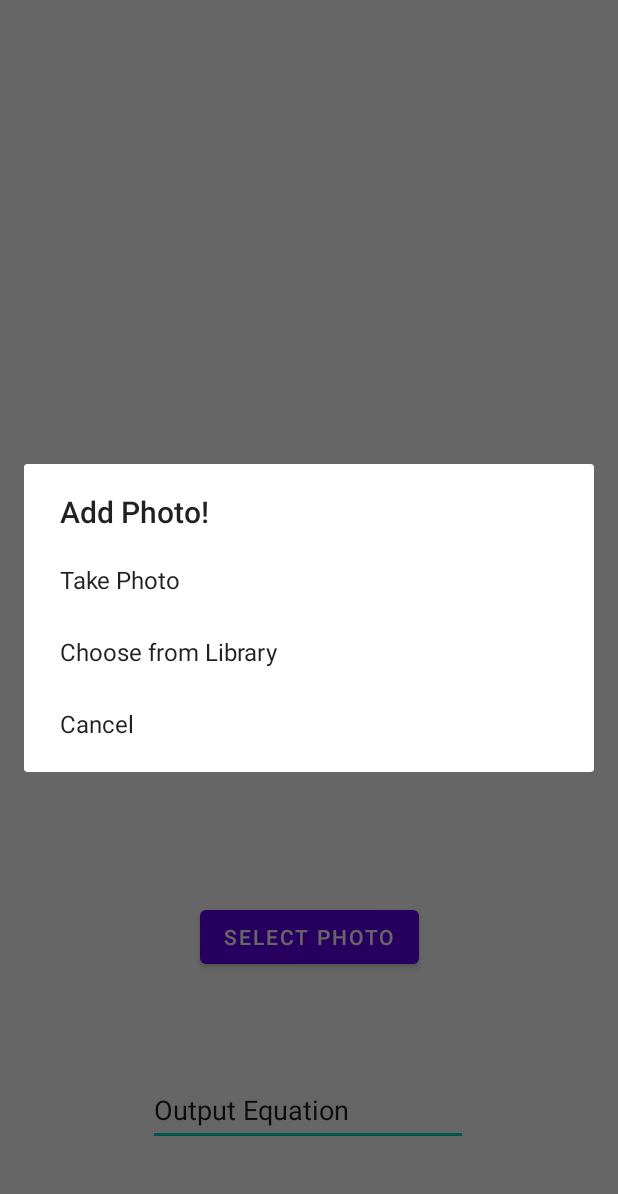
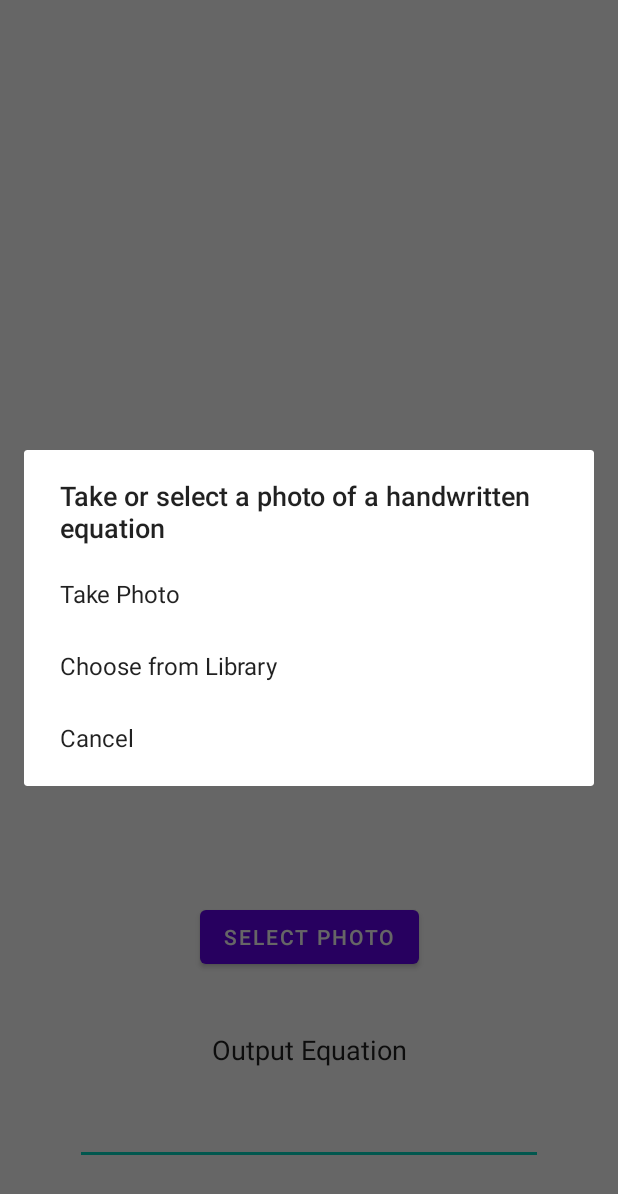
Before and after one commit to kalizurawski/EquationTranslator, an Android app: the screen it shows after launch (MainActivity), after a tap on "SELECT PHOTO", on a phone screen of 412 x 824 dp. Shown: the top 1194 px of the screen. Run offline under Robolectric (Android 15) with nearby library versions, the phone set to English and light mode, and no system bars.

Commit message:
Added basic functionality for changing the ouput string based on the photo

```diff
--- /dev/null
+++ b/app/src/main/java/com/equationtranslator/EquationInterface.java
@@ -0,0 +1,12 @@
+package com.equationtranslator;
+
+import java.util.Random;
+
+public class EquationInterface {
+
+    private static Random rand = new Random();
+
+    public static String processMatrix(int[][]matrix) {
+        return String.valueOf(rand.nextInt(100));
+    }
+}
--- a/app/src/main/java/com/equationtranslator/MainActivity.java
+++ b/app/src/main/java/com/equationtranslator/MainActivity.java
@@ -4,10 +4,6 @@ import com.example.equationtranslator.databinding.ActivityMainBinding;
 import com.example.equationtranslator.R;
 
 import androidx.appcompat.app.AppCompatActivity;
-import androidx.navigation.NavController;
-import androidx.navigation.Navigation;
-import androidx.navigation.ui.AppBarConfiguration;
-import androidx.navigation.ui.NavigationUI;
 
 import android.app.Activity;
 import android.app.AlertDialog;
@@ -20,9 +16,8 @@ import android.os.Environment;
 import android.provider.MediaStore;
 import android.view.View;
 import android.view.View.OnClickListener;
-import android.view.Menu;
-import android.view.MenuItem;
 import android.widget.Button;
+import android.widget.EditText;
 import android.widget.ImageView;
 
 import java.io.ByteArrayOutputStream;
@@ -34,12 +29,15 @@ import java.io.IOException;
 public class MainActivity extends AppCompatActivity {
 
     // for camera
-    private static int REQUEST_CAMERA = 0, SELECT_FILE = 1;
+    private static final int REQUEST_CAMERA = 0, SELECT_FILE = 1;
+
+    // screen elements
     private Button btnSelect;
     private ImageView ivImage;
+    private EditText outputEquation;
+
     private String userChosenTask;
 
-    private AppBarConfiguration appBarConfiguration;
     private ActivityMainBinding binding;
 
     @Override
@@ -55,6 +53,7 @@ public class MainActivity extends AppCompatActivity {
             public void onClick(View v) { selectImage(); }
         });
         ivImage = (ImageView) findViewById(R.id.ivImage);
+        outputEquation = (EditText) findViewById(R.id.eqOutput);
     }
 
     @Override
@@ -78,7 +77,7 @@ public class MainActivity extends AppCompatActivity {
                 "Cancel" };
 
         AlertDialog.Builder builder = new AlertDialog.Builder(MainActivity.this);
-        builder.setTitle("Add Photo!");
+        builder.setTitle("Take or select a photo of a handwritten equation");
         builder.setItems(items, new DialogInterface.OnClickListener() {
             @Override
             public void onClick(DialogInterface dialog, int item) {
@@ -149,6 +148,8 @@ public class MainActivity extends AppCompatActivity {
         }
 
         ivImage.setImageBitmap(thumbnail);
+        outputEquation.setText(ModelInterface.processImage(thumbnail));
+
     }
 
   //  @SuppressWarnings("deprecation")
@@ -164,5 +165,6 @@ public class MainActivity extends AppCompatActivity {
         }
 
         ivImage.setImageBitmap(bm);
+        outputEquation.setText(ModelInterface.processImage(bm));
     }
 }
--- /dev/null
+++ b/app/src/main/java/com/equationtranslator/ModelInterface.java
@@ -0,0 +1,13 @@
+package com.equationtranslator;
+
+import android.graphics.Bitmap;
+
+public class ModelInterface {
+
+    static int val = 0;
+
+    public static String processImage(Bitmap img) {
+        int[][] matrix = new int[11][11];
+        return EquationInterface.processMatrix(matrix);
+    }
+}
--- a/app/src/main/res/layout/activity_main.xml
+++ b/app/src/main/res/layout/activity_main.xml
@@ -16,21 +16,6 @@
         app:layout_constraintHorizontal_bias="0.5"
         app:layout_constraintStart_toStartOf="parent" />
 
-    <EditText
-        android:id="@+id/equationOutputText"
-        android:layout_width="wrap_content"
-        android:layout_height="wrap_content"
-        android:layout_marginBottom="60dp"
-        android:ems="10"
-        android:inputType="textPersonName"
-        android:minHeight="48dp"
-        android:text="@string/output_equation"
-        app:layout_constraintBottom_toBottomOf="parent"
-        app:layout_constraintEnd_toEndOf="parent"
-        app:layout_constraintHorizontal_bias="0.497"
-        app:layout_constraintStart_toStartOf="parent"
-        android:importantForAutofill="no" />
-
     <ImageView
         android:id="@+id/ivImage"
         android:layout_width="359dp"
@@ -39,5 +24,22 @@
         app:layout_constraintEnd_toEndOf="parent"
         app:layout_constraintStart_toStartOf="parent"
         app:layout_constraintTop_toTopOf="parent"
+        tools:ignore="ImageContrastCheck"
         tools:srcCompat="@tools:sample/avatars" />
+
+    <EditText
+        android:id="@+id/eqOutput"
+        android:layout_width="312dp"
+        android:layout_height="99dp"
+        android:layout_marginBottom="47dp"
+        android:ems="10"
+        android:gravity="start|top"
+        android:inputType="none"
+        android:text="@string/output_equation"
+        android:textAlignment="center"
+        app:layout_constraintBottom_toBottomOf="parent"
+        app:layout_constraintEnd_toEndOf="parent"
+        app:layout_constraintHorizontal_bias="0.5"
+        app:layout_constraintStart_toStartOf="parent" />
+
 </androidx.constraintlayout.widget.ConstraintLayout>
```
